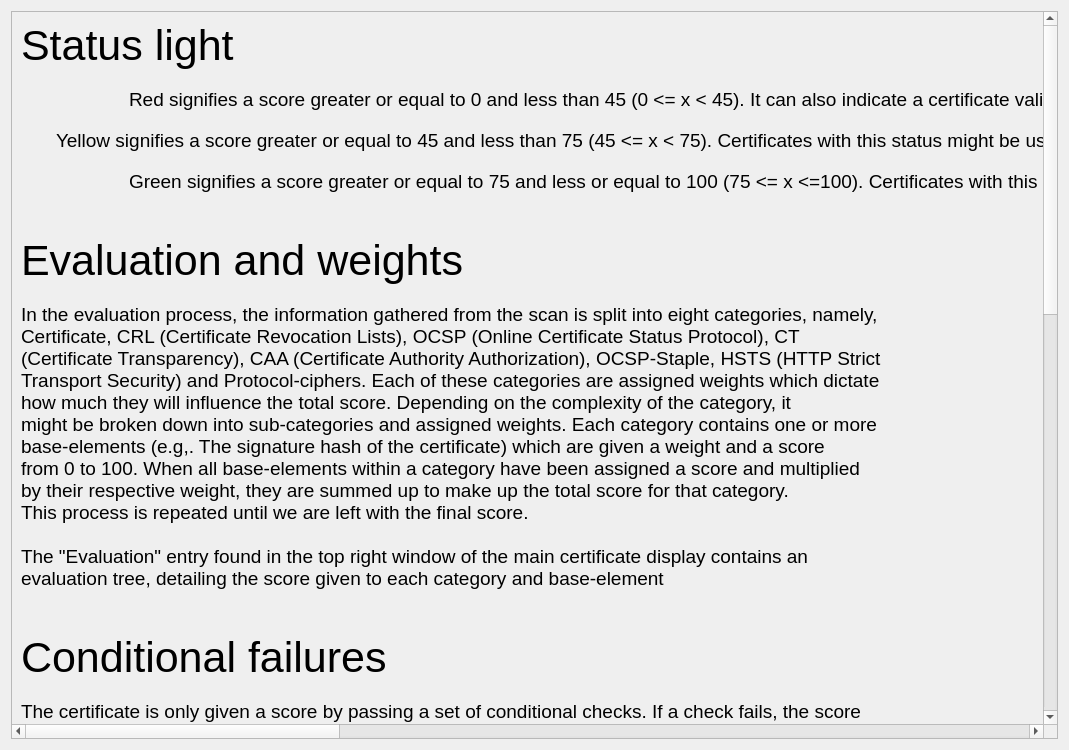
Qt form qt_files/status_doc.ui (sondresolb/certificate-visualize) before a commit.
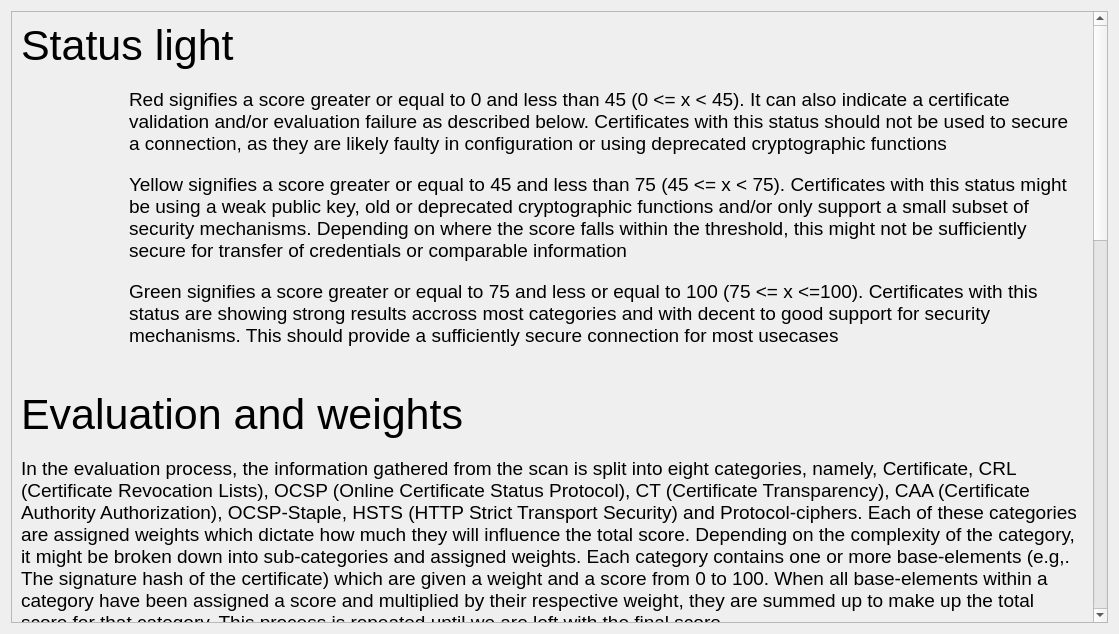
The same form after that commit. Icons and pictures are not drawn.

Commit message: added status description window and applied fixed to cutoff problem. Moved metric header more to the right. Resized main window. Added fix for urls contianing protocols specifiers.

What changed in the file:
```diff
--- a/qt_files/status_doc.ui
+++ b/qt_files/status_doc.ui
@@ -6,8 +6,8 @@
    <rect>
     <x>0</x>
     <y>0</y>
-    <width>1069</width>
-    <height>750</height>
+    <width>1119</width>
+    <height>634</height>
    </rect>
   </property>
   <property name="windowTitle">
@@ -35,9 +35,9 @@
       <property name="geometry">
        <rect>
         <x>0</x>
-        <y>-247</y>
-        <width>1035</width>
-        <height>1843</height>
+        <y>0</y>
+        <width>1085</width>
+        <height>1595</height>
        </rect>
       </property>
       <layout class="QVBoxLayout" name="verticalLayout_2">
@@ -107,7 +107,7 @@
            <property name="maximumSize">
             <size>
              <width>16777215</width>
-             <height>88</height>
+             <height>16777215</height>
             </size>
            </property>
            <property name="font">
@@ -117,9 +117,10 @@
            </property>
            <property name="text">
             <string>Red signifies a score greater or equal to 0 and less than 45 (0 &lt;= x &lt; 45).
-It can also indicate a certificate validation and/or evaluation failure as described below. Certificates
-with this status should not be used to secure a connection, as they are likely faulty in configuration or
-using deprecated cryptographic functions</string>
+It can also indicate a certificate validation and/or evaluation failure as described below. Certificates with this status should not be used to secure a connection, as they are likely faulty in configuration or using deprecated cryptographic functions</string>
+           </property>
+           <property name="wordWrap">
+            <bool>true</bool>
            </property>
           </widget>
          </item>
@@ -154,7 +155,7 @@
            <property name="maximumSize">
             <size>
              <width>16777215</width>
-             <height>88</height>
+             <height>16777215</height>
             </size>
            </property>
            <property name="font">
@@ -164,9 +165,10 @@
            </property>
            <property name="text">
             <string>Yellow signifies a score greater or equal to 45 and less than 75 (45 &lt;= x &lt; 75).
-Certificates with this status might be using a weak public key, old or deprecated cryptographic functions
-and/or only support a small subset of security mechanisms. Depending on where the score falls within
-the threshold, this might not be sufficiently secure for transfer of credentials or comparable information</string>
+Certificates with this status might be using a weak public key, old or deprecated cryptographic functions and/or only support a small subset of security mechanisms. Depending on where the score falls within the threshold, this might not be sufficiently secure for transfer of credentials or comparable information</string>
+           </property>
+           <property name="wordWrap">
+            <bool>true</bool>
            </property>
           </widget>
          </item>
@@ -201,7 +203,7 @@
            <property name="maximumSize">
             <size>
              <width>16777215</width>
-             <height>88</height>
+             <height>16777215</height>
             </size>
            </property>
            <property name="font">
@@ -211,9 +213,10 @@
            </property>
            <property name="text">
             <string>Green signifies a score greater or equal to 75 and less or equal to 100 (75 &lt;= x &lt;=100).
-Certificates with this status are showing strong results accross most categories and with
-decent to good support for security mechanisms. This should provide a sufficiently secure
-connection for most usecases</string>
+Certificates with this status are showing strong results accross most categories and with decent to good support for security mechanisms. This should provide a sufficiently secure connection for most usecases</string>
+           </property>
+           <property name="wordWrap">
+            <bool>true</bool>
            </property>
           </widget>
          </item>
@@ -261,19 +264,7 @@
           </font>
          </property>
          <property name="text">
-          <string>In the evaluation process, the information gathered from the scan is split into eight categories, namely,
-Certificate, CRL (Certificate Revocation Lists), OCSP (Online Certificate Status Protocol), CT
-(Certificate Transparency), CAA (Certificate Authority Authorization), OCSP-Staple, HSTS (HTTP Strict
-Transport Security) and Protocol-ciphers. Each of these categories are assigned weights which dictate
-how much they will influence the total score. Depending on the complexity of the category, it
-might be broken down into sub-categories and assigned weights. Each category contains one or more
-base-elements (e.g,. The signature hash of the certificate) which are given a weight and a score
-from 0 to 100. When all base-elements within a category have been assigned a score and multiplied
-by their respective weight, they are summed up to make up the total score for that category.
-This process is repeated until we are left with the final score.
-
-The &quot;Evaluation&quot; entry found in the top right window of the main certificate display contains an
-evaluation tree, detailing the score given to each category and base-element</string>
+          <string>In the evaluation process, the information gathered from the scan is split into eight categories, namely, Certificate, CRL (Certificate Revocation Lists), OCSP (Online Certificate Status Protocol), CT (Certificate Transparency), CAA (Certificate Authority Authorization), OCSP-Staple, HSTS (HTTP Strict Transport Security) and Protocol-ciphers. Each of these categories are assigned weights which dictate how much they will influence the total score. Depending on the complexity of the category, it might be broken down into sub-categories and assigned weights. Each category contains one or more base-elements (e.g,. The signature hash of the certificate) which are given a weight and a score from 0 to 100. When all base-elements within a category have been assigned a score and multiplied by their respective weight, they are summed up to make up the total score for that category. This process is repeated until we are left with the final score.</string>
          </property>
          <property name="scaledContents">
           <bool>false</bool>
@@ -281,26 +272,28 @@
          <property name="alignment">
           <set>Qt::AlignLeading|Qt::AlignLeft|Qt::AlignTop</set>
          </property>
+         <property name="wordWrap">
+          <bool>true</bool>
+         </property>
          <property name="indent">
           <number>0</number>
          </property>
         </widget>
        </item>
        <item>
-        <spacer name="verticalSpacer_2">
-         <property name="orientation">
-          <enum>Qt::Vertical</enum>
+        <widget class="QLabel" name="label_25">
+         <property name="font">
+          <font>
+           <pointsize>14</pointsize>
+          </font>
          </property>
-         <property name="sizeType">
-          <enum>QSizePolicy::Fixed</enum>
+         <property name="text">
+          <string>The &quot;Evaluation&quot; entry found in the top right window of the main certificate display contains an evaluation tree, detailing the score given to each category and base-element</string>
          </property>
-         <property name="sizeHint" stdset="0">
-          <size>
-           <width>20</width>
-           <height>25</height>
-          </size>
+         <property name="wordWrap">
+          <bool>true</bool>
          </property>
-        </spacer>
+        </widget>
        </item>
        <item>
         <widget class="QLabel" name="label_10">
@@ -328,8 +321,10 @@
           </font>
          </property>
          <property name="text">
-          <string>The certificate is only given a score by passing a set of conditional checks. If a check fails, the score
-is automatically set to 0. These checks include:</string>
+          <string>The certificate is only given a score by passing a set of conditional checks. If a check fails, the score is automatically set to 0. These checks include:</string>
+         </property>
+         <property name="wordWrap">
+          <bool>true</bool>
          </property>
         </widget>
        </item>
@@ -373,18 +368,22 @@
            </item>
            <item>
             <widget class="QLabel" name="label_13">
+             <property name="sizePolicy">
+              <sizepolicy hsizetype="Preferred" vsizetype="Preferred">
+               <horstretch>0</horstretch>
+               <verstretch>0</verstretch>
+              </sizepolicy>
+             </property>
              <property name="font">
               <font>
                <pointsize>14</pointsize>
               </font>
              </property>
              <property name="text">
-              <string>The certificate validation process employs the Basic Path Validation algorithm defined in section 6.1 of
-RFC 5280 (excluding name constraint checks). This includes, but are not limited to certificate path
-building, revocation, expired end-certificate, hostname missmatch, self-signed end-certificate and
-signature verification. The certificate chain is validated for use in a TLS connection by checking
-all key usage parameters and verifying the service identity you are connecting to according to
-section 6 of RFC 6125</string>
+              <string>The certificate validation process employs the Basic Path Validation algorithm defined in section 6.1 of RFC 5280 (excluding name constraint checks). This includes, but are not limited to certificate path building, revocation, expired end-certificate, hostname missmatch, self-signed end-certificate and signature verification. The certificate chain is validated for use in a TLS connection by checking all key usage parameters and verifying the service identity you are connecting to according to section 6 of RFC 6125</string>
+             </property>
+             <property name="wordWrap">
+              <bool>true</bool>
              </property>
              <property name="indent">
               <number>19</number>
@@ -411,9 +410,10 @@
               </font>
              </property>
              <property name="text">
-              <string>The evaluation will check if the end-certificate have embedded at least one revocation method. This would
-be either CRL or OCSP. The end-certificate must be version 3 and can not include the CT-poison
-extension or be signed using md2, md5 or sha1</string>
+              <string>The evaluation will check if the end-certificate have embedded at least one revocation method. This would be either CRL or OCSP. The end-certificate must be version 3 and can not include the CT-poison extension or be signed using md2, md5 or sha1</string>
+             </property>
+             <property name="wordWrap">
+              <bool>true</bool>
              </property>
              <property name="indent">
               <number>19</number>
@@ -424,22 +424,6 @@
          </item>
         </layout>
        </item>
-       <item>
-        <spacer name="verticalSpacer_3">
-         <property name="orientation">
-          <enum>Qt::Vertical</enum>
-         </property>
-         <property name="sizeType">
-          <enum>QSizePolicy::Fixed</enum>
-         </property>
-         <property name="sizeHint" stdset="0">
-          <size>
-           <width>20</width>
-           <height>25</height>
-          </size>
-         </property>
-        </spacer>
-       </item>
        <item>
         <widget class="QLabel" name="label_16">
          <property name="font">
@@ -498,8 +482,10 @@
               </font>
              </property>
              <property name="text">
-              <string>These ciphers are very old and shouldn't be used under any circumstances. Their protection can be broken
-with minimal effort nowadays</string>
+              <string>These ciphers are very old and shouldn't be used under any circumstances. Their protection can be broken with minimal effort nowadays</string>
+             </property>
+             <property name="wordWrap">
+              <bool>true</bool>
              </property>
              <property name="indent">
               <number>19</number>
@@ -526,9 +512,10 @@
               </font>
              </property>
              <property name="text">
-              <string>These ciphers are old and should be disabled if you are setting up a new server for example. Make sure to
-only enable them if you have a special use case where support for older operating systems, browsers or
-applications is required</string>
+              <string>These ciphers are old and should be disabled if you are setting up a new server for example. Make sure to only enable them if you have a special use case where support for older operating systems, browsers or applications is required</string>
+             </property>
+             <property name="wordWrap">
+              <bool>true</bool>
              </property>
              <property name="indent">
               <number>19</number>
@@ -555,9 +542,10 @@
               </font>
              </property>
              <property name="text">
-              <string>Secure ciphers are considered state-of-the-art and if you want to secure your web server you should
-certainly choose from this set. Only very old operating systems, browsers or applications are
-unable to handle them</string>
+              <string>Secure ciphers are considered state-of-the-art and if you want to secure your web server you should certainly choose from this set. Only very old operating systems, browsers or applications are unable to handle them</string>
+             </property>
+             <property name="wordWrap">
+              <bool>true</bool>
              </property>
              <property name="indent">
               <number>19</number>
@@ -584,10 +572,10 @@
               </font>
              </property>
              <property name="text">
-              <string>All 'recommended' ciphers are 'secure' ciphers by definition. Recommended means that these ciphers also
-support PFS (Perfect Forward Secrecy) and should be your first choice if you want the highest level
-of security. However, you might run into some compatibility issues with older clients that do not
-support PFS ciphers</string>
+              <string>All 'recommended' ciphers are 'secure' ciphers by definition. Recommended means that these ciphers also support PFS (Perfect Forward Secrecy) and should be your first choice if you want the highest level of security. However, you might run into some compatibility issues with older clients that do not support PFS ciphers</string>
+             </property>
+             <property name="wordWrap">
+              <bool>true</bool>
              </property>
              <property name="indent">
               <number>19</number>
@@ -598,22 +586,6 @@
          </item>
         </layout>
        </item>
-       <item>
-        <spacer name="verticalSpacer_4">
-         <property name="orientation">
-          <enum>Qt::Vertical</enum>
-         </property>
-         <property name="sizeType">
-          <enum>QSizePolicy::MinimumExpanding</enum>
-         </property>
-         <property name="sizeHint" stdset="0">
-          <size>
-           <width>20</width>
-           <height>0</height>
-          </size>
-         </property>
-        </spacer>
-       </item>
       </layout>
      </widget>
     </widget>
```
The commit also changes 5 other files.
